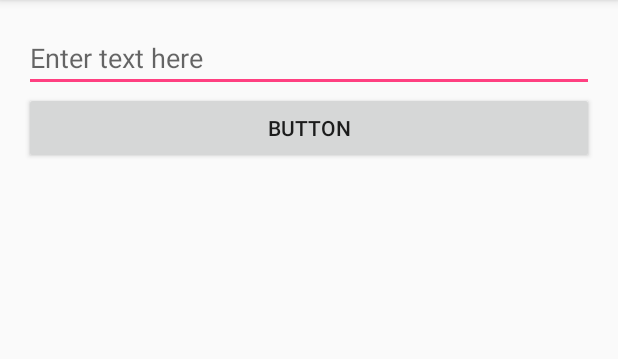
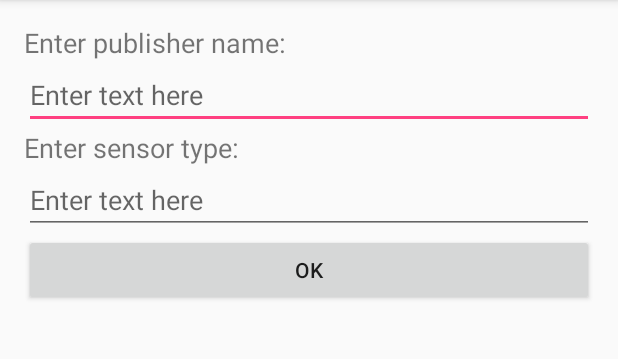
Before and after one commit to sonpham96/Mobile-Sensors, an Android app: the screen it shows after launch (MainActivity), on a phone screen of 412 x 824 dp, the part 84-443 px from its top. Run offline under Robolectric (Android 15) with nearby library versions, the phone set to English and light mode, and no system bars.

Commit message:
Update AMQP_subscriber

```diff
--- a/AMQP_subscriber/app/src/main/java/com/sonpham/amqp_subscriber/MainActivity.java
+++ b/AMQP_subscriber/app/src/main/java/com/sonpham/amqp_subscriber/MainActivity.java
@@ -1,17 +1,14 @@
 package com.sonpham.amqp_subscriber;
 
+import android.os.Bundle;
 import android.os.Handler;
 import android.os.Message;
 import android.support.v7.app.AppCompatActivity;
-import android.os.Bundle;
 import android.view.View;
 import android.widget.ArrayAdapter;
 import android.widget.Button;
 import android.widget.EditText;
 import android.widget.ListView;
-import android.widget.ScrollView;
-import android.widget.TextView;
-import android.widget.Toast;
 
 import com.rabbitmq.client.ConnectionFactory;
 
@@ -24,13 +21,15 @@ import java.util.Date;
 
 public class MainActivity extends AppCompatActivity {
 
-    EditText editText;
+    EditText et_publisherName;
+    EditText et_sensorType;
     Button button;
     ListView listView;
     ArrayAdapter<String> adapter;
 
-    Thread subscribeThread;
+    Subscriber subscribeThread;
     ConnectionFactory factory = new ConnectionFactory();
+    Handler incomingMessageHandler;
 
     @Override
     protected void onCreate(Bundle savedInstanceState) {
@@ -40,12 +39,12 @@ public class MainActivity extends AppCompatActivity {
         addControls();
         setupConnectionFactory();
 
-        final Handler incomingMessageHandler = new Handler() {
+        incomingMessageHandler = new Handler() {
             @Override
             public void handleMessage(Message msg) {
                 String message = msg.getData().getString("msg");
                 Date now = new Date();
-                SimpleDateFormat ft = new SimpleDateFormat ("hh:mm:ss");
+                SimpleDateFormat ft = new SimpleDateFormat("hh:mm:ss");
                 adapter.add(ft.format(now) + ' ' + message + '\n');
             }
         };
@@ -60,8 +59,10 @@ public class MainActivity extends AppCompatActivity {
     }
 
     private void addControls() {
-        editText = (EditText) findViewById(R.id.editText);
+        et_publisherName = (EditText) findViewById(R.id.et_publisherName);
+        et_sensorType = (EditText) findViewById(R.id.et_sensorType);
         button = (Button) findViewById(R.id.button);
+
         listView = (ListView) findViewById(R.id.listView);
         adapter = new ArrayAdapter<String>(this, android.R.layout.simple_list_item_1, new ArrayList<String>());
         listView.setAdapter(adapter);
@@ -69,11 +70,14 @@ public class MainActivity extends AppCompatActivity {
         button.setOnClickListener(new View.OnClickListener() {
             @Override
             public void onClick(View view) {
-                adapter.add(editText.getText().toString());
+                subscribeThread.interrupt();
+                subscribeThread = new Subscriber(incomingMessageHandler, factory);
+                subscribeThread.publisherName = et_publisherName.getText().toString();
+                subscribeThread.sensorType = et_sensorType.getText().toString();
+                subscribeThread.start();
             }
         });
     }
-
 
     private void setupConnectionFactory() {
         String uri = "amqp://cgpwrecl:HahPfY4iosAO946_prpD0SxJ4ao4fe7O@white-mynah-bird.rmq.cloudamqp.com/cgpwrecl";
--- a/AMQP_subscriber/app/src/main/java/com/sonpham/amqp_subscriber/Subscriber.java
+++ b/AMQP_subscriber/app/src/main/java/com/sonpham/amqp_subscriber/Subscriber.java
@@ -18,10 +18,15 @@ import com.rabbitmq.client.QueueingConsumer;
 public class Subscriber extends Thread {
     private Handler handler;
     private ConnectionFactory factory;
+    private static final String EXCHANGE_NAME = "amq.topic";
+    public String publisherName = "AnhAnh";
+    public String sensorType = "pressure";
 
     public Subscriber(Handler handler, ConnectionFactory factory) {
         this.handler = handler;
         this.factory = factory;
+        publisherName = "AnhAnh";
+        sensorType = "pressure";
     }
 
     @Override
@@ -32,7 +37,7 @@ public class Subscriber extends Thread {
                 Channel channel = connection.createChannel();
                 channel.basicQos(1);
                 AMQP.Queue.DeclareOk q = channel.queueDeclare();
-                channel.queueBind(q.getQueue(), "amq.fanout", "chat");
+                channel.queueBind(q.getQueue(), EXCHANGE_NAME, publisherName + '.' + sensorType);
                 QueueingConsumer consumer = new QueueingConsumer(channel);
                 channel.basicConsume(q.getQueue(), true, consumer);
 
--- a/AMQP_subscriber/app/src/main/res/layout/activity_main.xml
+++ b/AMQP_subscriber/app/src/main/res/layout/activity_main.xml
@@ -11,20 +11,43 @@
     android:paddingTop="@dimen/activity_vertical_margin"
     tools:context="com.sonpham.amqp_subscriber.MainActivity">
 
+    <TextView
+        android:id="@+id/tv_publisherName"
+        android:layout_width="match_parent"
+        android:layout_height="wrap_content"
+        android:text="Enter publisher name:"
+        android:textSize="18sp"
+        tools:textColor="@android:color/black" />
+
     <EditText
-        android:id="@+id/editText"
+        android:id="@+id/et_publisherName"
         android:layout_width="match_parent"
         android:layout_height="wrap_content"
         android:ems="10"
         android:hint="Enter text here"
-        android:inputType="textPersonName"
+        android:text="" />
+
+    <TextView
+        android:id="@+id/tv_sensorType"
+        android:layout_width="match_parent"
+        android:layout_height="wrap_content"
+        android:text="Enter sensor type:"
+        android:textSize="18sp"
+        tools:textColor="@android:color/black" />
+
+    <EditText
+        android:id="@+id/et_sensorType"
+        android:layout_width="match_parent"
+        android:layout_height="wrap_content"
+        android:ems="10"
+        android:hint="Enter text here"
         android:text="" />
 
     <Button
         android:id="@+id/button"
         android:layout_width="match_parent"
         android:layout_height="wrap_content"
-        android:text="Button" />
+        android:text="Ok" />
 
     <ListView
         android:id="@+id/listView"
```
